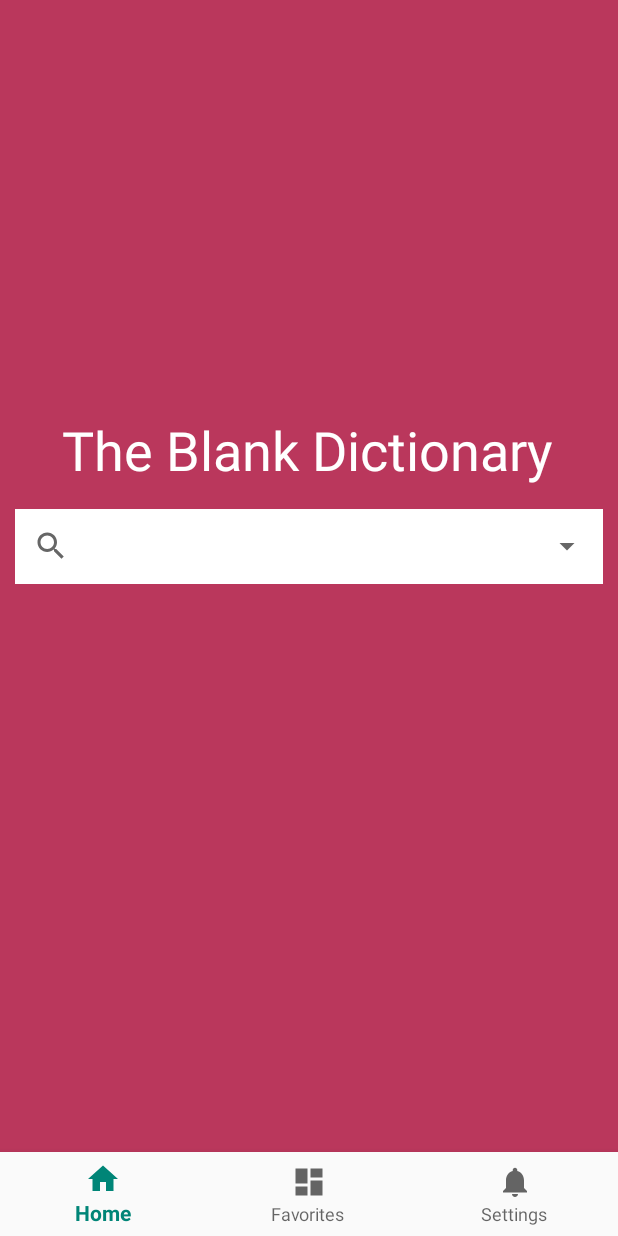
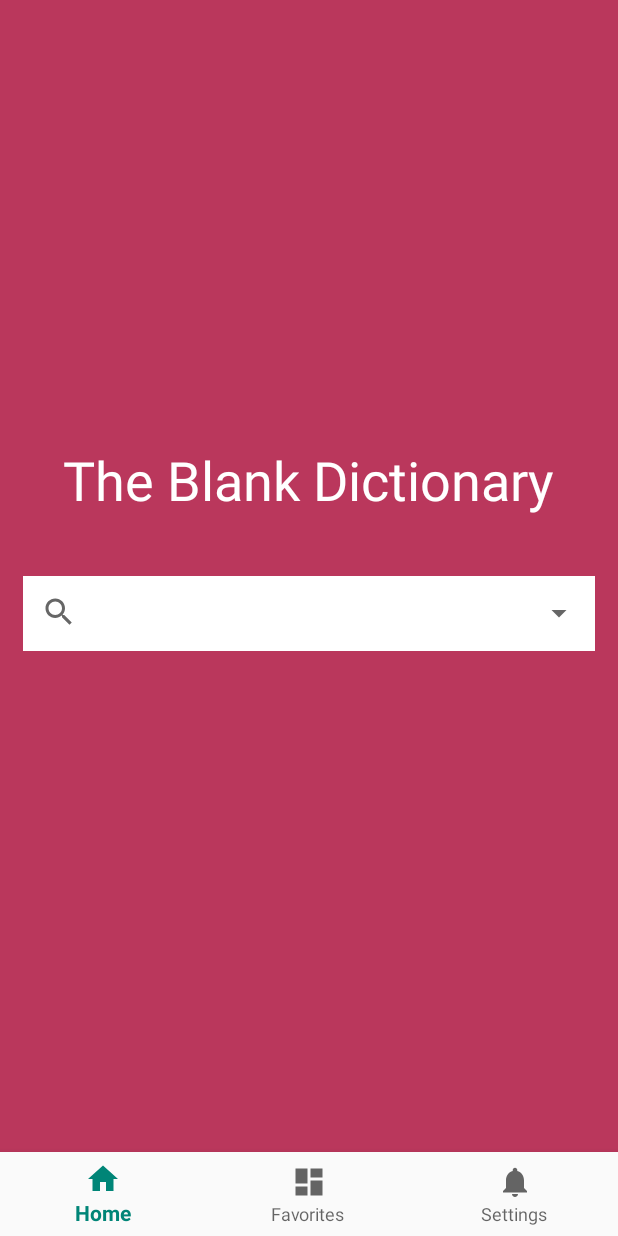
Before and after one commit to wchen-oxy/The-Blank-Dictionary, an Android app: the screen it shows after launch (MainActivity), on a phone screen of 412 x 824 dp. Run offline under Robolectric (Android 15) with nearby library versions, the phone set to English and light mode, and no system bars; Roboto replaces fonts that are not available here.

Commit message:
cleaned home xml

```diff
--- a/Android/app/src/main/java/com/example/myapplication/MainActivity.java
+++ b/Android/app/src/main/java/com/example/myapplication/MainActivity.java
@@ -8,6 +8,7 @@ import android.support.v4.app.FragmentManager;
 import android.support.v4.app.FragmentTransaction;
 import android.support.v7.app.AppCompatActivity;
 import android.support.annotation.NonNull;
+import android.util.Log;
 import android.view.MenuItem;
 import android.widget.ImageButton;
 import android.widget.SearchView;
@@ -68,24 +69,9 @@ public class MainActivity extends AppCompatActivity {
         navView.setOnNavigationItemSelectedListener(mOnNavigationItemSelectedListener);
         final SearchView mainSearchBar = findViewById(R.id.searchView);
         fragmentManager = getSupportFragmentManager();
+        final String TAG = "MyActivity";
 
 
-//        mainSearchButton.setOnClickListener(new View.OnClickListener() {
-//            public void onClick(View v) {
-//
-////                //activity shit
-////                Intent myIntent = new Intent(MainActivity.this,SearchActivity.class);
-//////                myIntent.putExtra("key", value); //Optional parameters
-////                MainActivity.this.startActivity(myIntent);
-//
-//                //fragment shit
-//                SearchFrag searchFrag = new SearchFrag();
-//                searchTransaction = fragmentManager.beginTransaction();
-//                searchTransaction.addToBackStack(null);
-//                searchTransaction.add(R.id.frag_container, searchFrag).commit();
-//
-//            }
-//        });
         mainSearchBar.setOnQueryTextListener(new SearchView.OnQueryTextListener() {
             //            @Override
 //            public boolean onQueryTextSubmitted(String query) {
@@ -109,8 +95,7 @@ public class MainActivity extends AppCompatActivity {
                 searchFrag.setArguments(arguments);
                 searchTransaction = fragmentManager.beginTransaction();
                 searchTransaction.addToBackStack(null);
-                searchTransaction.add(R.id.frag_container, searchFrag).commit();
-
+                searchTransaction.replace(R.id.frag_container, searchFrag).commit();
                 return false;
             }
 
--- a/Android/app/src/main/res/layout/base_frame.xml
+++ b/Android/app/src/main/res/layout/base_frame.xml
@@ -6,47 +6,48 @@
     android:layout_height="match_parent"
     android:background="#ba375c">
 <!--BLANK DICTIONARY TEXT!-->
+    <RelativeLayout xmlns:android="http://schemas.android.com/apk/res/android"
+        android:id="@+id/frag_container"
+        android:layout_width="match_parent"
+        android:layout_height="0dp"
+        app:layout_constraintBottom_toTopOf="@+id/nav_view"
+        app:layout_constraintEnd_toEndOf="parent"
+        app:layout_constraintStart_toStartOf="parent"
+        app:layout_constraintTop_toTopOf="parent">
+        <View
+            android:id="@+id/anchor"
+            android:layout_width="0dp"
+            android:layout_height="0dp"
+            android:layout_centerInParent="true" />
+
         <TextView
-        android:id="@+id/textView"
+            android:id="@+id/mainTitle"
             android:layout_width="wrap_content"
             android:layout_height="wrap_content"
-        android:layout_marginStart="8dp"
-        android:layout_marginTop="100dp"
-        android:layout_marginEnd="8dp"
-        android:layout_marginBottom="8dp"
+            android:layout_above="@id/anchor"
+            android:paddingBottom="40dp"
+            android:layout_centerHorizontal="true"
             android:fontFamily="@font/alegreya_sans"
             android:text="@string/title"
             android:textColor="#FFFFFF"
-        android:textSize="36sp"
-        app:layout_constraintBottom_toBottomOf="parent"
-        app:layout_constraintEnd_toEndOf="parent"
-        app:layout_constraintHorizontal_bias="0.495"
-        app:layout_constraintStart_toStartOf="parent"
-        app:layout_constraintTop_toTopOf="parent"
-        app:layout_constraintVertical_bias="0.263" />
+            android:textSize="36sp" />
 
         <LinearLayout
             android:id="@+id/outer_search_linear_layout"
             android:background="#FFF"
             android:layout_width="match_parent"
             android:layout_height="50dp"
+            android:layout_marginHorizontal="15dp"
             android:orientation="horizontal"
-        android:layout_marginTop="15dp"
-        android:layout_marginStart="10dp"
-        android:layout_marginEnd="10dp"
-        app:layout_constraintEnd_toEndOf="parent"
-        app:layout_constraintHorizontal_bias="0.493"
-        app:layout_constraintStart_toStartOf="parent"
-        app:layout_constraintTop_toBottomOf="@+id/textView"
+            android:layout_below="@+id/mainTitle"
             >
+
             <SearchView
                 android:id="@+id/searchView"
                 android:layout_width="0dp"
                 android:layout_weight="1"
                 android:layout_height="wrap_content"
-            android:layout_gravity="left|center_vertical"
-            app:layout_constraintStart_toStartOf="parent"
-            app:layout_constraintTop_toTopOf="parent" />
+                 />
             <RelativeLayout
                 android:id="@+id/search_bar_container"
                 android:layout_width="wrap_content"
@@ -55,29 +56,15 @@
                 <Spinner
                     android:id="@+id/search_bar"
                     android:layout_width="wrap_content"
-                android:layout_height="match_parent"
-
-                >
-
+                    android:layout_height="match_parent">
                 </Spinner>
-
             </RelativeLayout>
-
-
-
         </LinearLayout>
 
 
 
 
-    <FrameLayout xmlns:android="http://schemas.android.com/apk/res/android"
-        android:id="@+id/frag_container"
-        android:layout_width="match_parent"
-        android:layout_height="0dp"
-        app:layout_constraintBottom_toTopOf="@+id/nav_view"
-        app:layout_constraintEnd_toEndOf="parent"
-        app:layout_constraintStart_toStartOf="parent"
-        app:layout_constraintTop_toTopOf="parent"/>
+    </RelativeLayout>
 
     <android.support.design.widget.BottomNavigationView
         android:id="@+id/nav_view"
```
Lines whose indentation alone changed are shown as unchanged.
